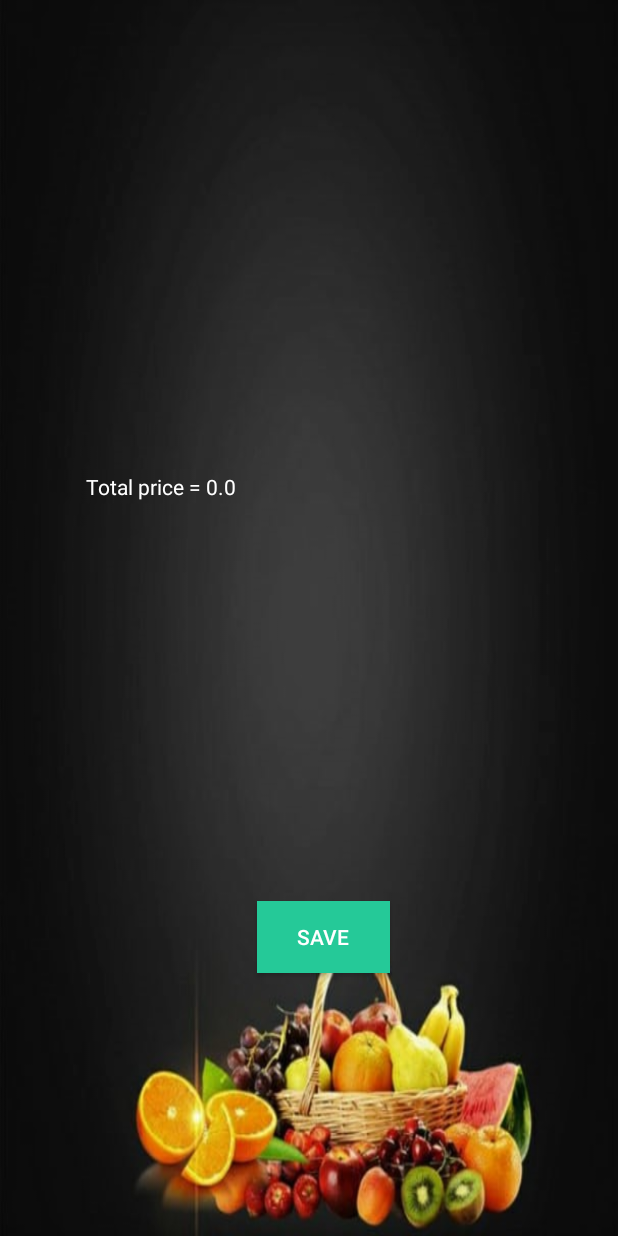
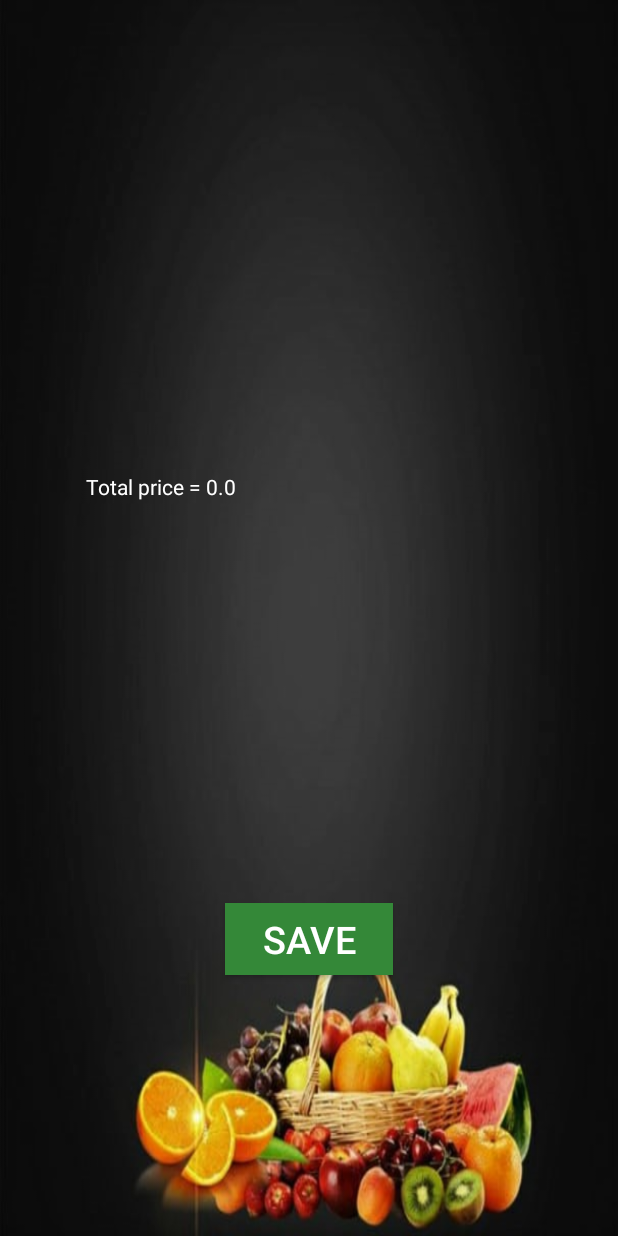
Before and after one commit to khadijaMadane/nutfit, an Android app: the simplexe screen opened directly, with no data from a screen before it, on a phone screen of 412 x 824 dp. Run offline under Robolectric (Android 15) with nearby library versions, the phone set to English and light mode, and no system bars; our stand-ins replace Firebase (no records; nobody signed in at launch, a user with empty details on screens opened directly); 5 statements that could not run were skipped.

Commit message:
final_retouche

```diff
--- a/app/src/main/java/com/example/nutfit/simplexe.java
+++ b/app/src/main/java/com/example/nutfit/simplexe.java
@@ -468,14 +468,14 @@ public class simplexe extends AppCompatActivity {
             //affecter nom nut
             for (i = 1; i < resultNutfinal - 1; i++)
                 matrix[i][0] = nameArray[i - 1];
-            matrix[resultNutfinal - 1][0] = "Prix";
-            matrix[0][0] = "NutIng";
+            matrix[resultNutfinal - 1][0] = "Price";
+            matrix[0][0] = "Nut_Ing";
 
             //affecter nom ing
             for (i = 1; i < resultIngfinal - 2; i++)
                 matrix[0][i] = nameIngArray[i - 1];
-            matrix[0][resultIngfinal - 2] = "Objectif";
-            matrix[0][resultIngfinal - 1] = "Operateur";
+            matrix[0][resultIngfinal - 2] = "Objective";
+            matrix[0][resultIngfinal - 1] = "Operator";
             //matrix[0][resultIngfinal - 1] = "Result";
             //affecter la colonne des operateurs
             for (i = 1; i < resultNutfinal - 1; i++)
@@ -518,14 +518,14 @@ public class simplexe extends AppCompatActivity {
             //affecter nom nut
             for (i = 1; i < resultNutfinal - 1; i++)
                 matrix[i][0] = nameArray[i - 1];
-            matrix[resultNutfinal - 1][0] = "Prix";
-            matrix[0][0] = "NutIng";
+            matrix[resultNutfinal - 1][0] = "Price";
+            matrix[0][0] = "Nut_Ing";
 
             //affecter nom ing
             for (i = 1; i < resultIngfinal - 2; i++)
                 matrix[0][i] = nameIngArray[i - 1];
-            matrix[0][resultIngfinal - 2] = "Objectif";
-            matrix[0][resultIngfinal - 1] = "Operateur";
+            matrix[0][resultIngfinal - 2] = "Objective";
+            matrix[0][resultIngfinal - 1] = "Operator";
             //matrix[0][resultIngfinal - 1] = "Result";
             //affecter la colonne des operateurs
             for (i = 1; i < resultNutfinal - 1; i++)
--- a/app/src/main/res/layout/activity_main_acceuil.xml
+++ b/app/src/main/res/layout/activity_main_acceuil.xml
@@ -417,7 +417,7 @@
             android:layout_marginTop="25dp"
             android:background="@color/green_200"
             android:gravity="center"
-            android:text="Get start calcul"
+            android:text="Start calcul"
             android:textColor="@color/white"
             android:textSize="20dp"
 
--- a/app/src/main/res/layout/activity_simplexe.xml
+++ b/app/src/main/res/layout/activity_simplexe.xml
@@ -43,17 +43,18 @@
 
             <Button
                 android:id="@+id/buttonSave"
-                android:layout_width="wrap_content"
+                android:layout_width="115dp"
                 android:layout_height="wrap_content"
                 android:layout_alignParentStart="true"
                 android:layout_alignParentEnd="true"
                 android:layout_alignParentBottom="true"
-                android:layout_marginStart="171dp"
-                android:layout_marginEnd="152dp"
-                android:layout_marginBottom="175dp"
-                android:textColor="@color/white"
-                android:background="@color/green"
-                android:text="save" />
+                android:layout_marginStart="150dp"
+                android:layout_marginEnd="150dp"
+                android:layout_marginBottom="174dp"
+                android:background="@color/green_200"
+                android:text="save"
+                android:textSize="25dp"
+                android:textColor="@color/white" />
 
 
         </RelativeLayout>
--- a/app/src/main/res/layout/list_infos_items.xml
+++ b/app/src/main/res/layout/list_infos_items.xml
@@ -31,10 +31,11 @@
 
                 <TextView
                     android:id="@+id/txt_title"
-                    android:layout_width="200dp"
-                    android:layout_height="71dp"
+                    android:layout_width="201dp"
+                    android:layout_height="94dp"
                     android:layout_gravity="center_horizontal"
                     android:layout_margin="30dp"
+                    android:gravity="center"
                     android:text="Title"
                     android:textColor="@color/black"
                     android:textSize="23dp"
```
Also changed, not shown: app/src/main/res/layout/activity_ingregients_name.xml (+18 -2 lines), app/src/main/res/layout/activity_nutrients_name.xml (+10 -0 lines), app/src/main/res/layout/activity_welcome.xml (+9 -8 lines).
